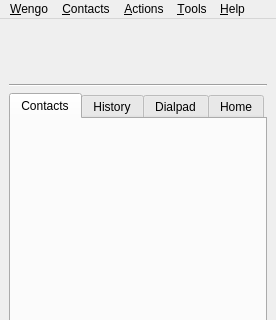
Above: wengophone/src/presentation/qt/WengoPhoneWindow.ui from tkrotoff/WengoPhone before the change; both pictures show x 0 to 276 and y 0 to 320 of the 276 by 571 pixel window. Below: the same form after it.
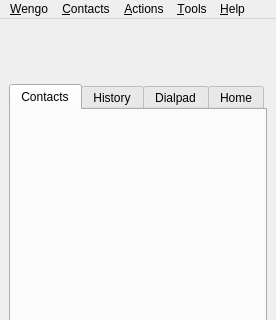
That is the form after the change. Icons and pictures are not drawn.

What changed in the file:
```diff
--- a/wengophone/src/presentation/qt/WengoPhoneWindow.ui
+++ b/wengophone/src/presentation/qt/WengoPhoneWindow.ui
@@ -68,13 +68,6 @@
          </widget>
         </widget>
        </item>
-       <item row="0" column="0" >
-        <widget class="Line" name="line_2" >
-         <property name="orientation" >
-          <enum>Qt::Horizontal</enum>
-         </property>
-        </widget>
-       </item>
       </layout>
      </widget>
     </item>
```
Left out of the diff: 2 changed lines with no effect on the pictures.
